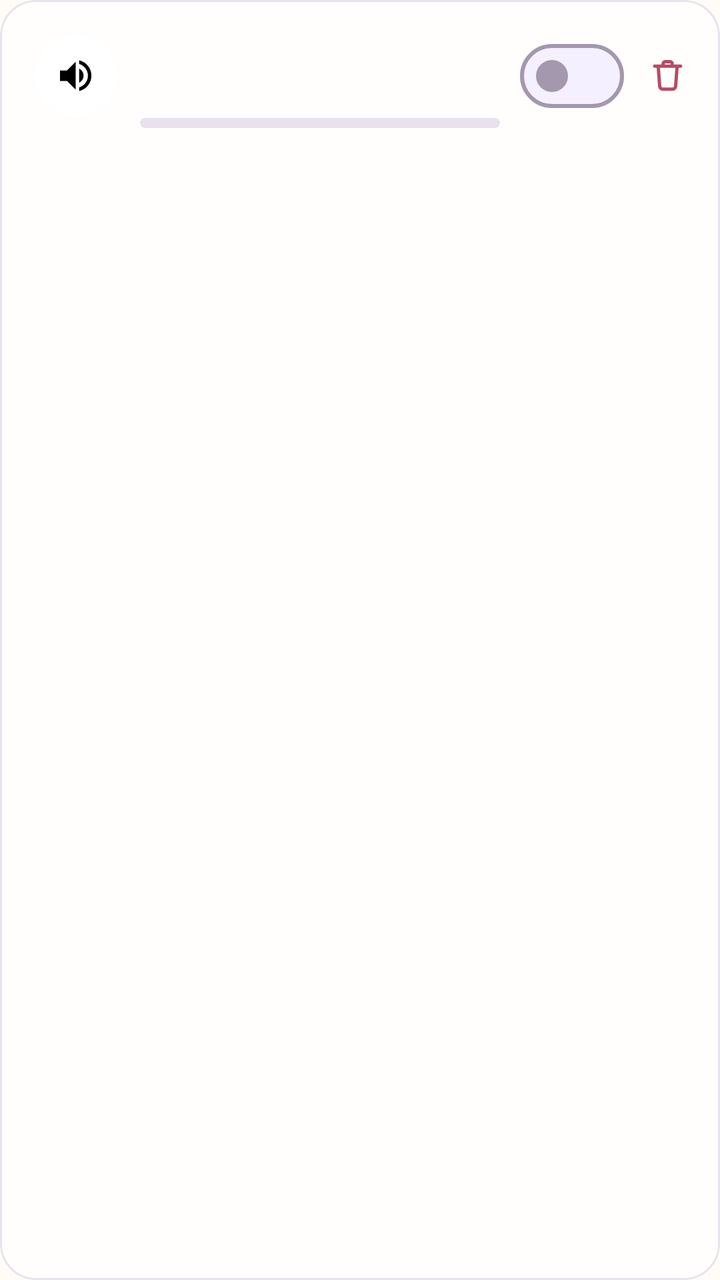
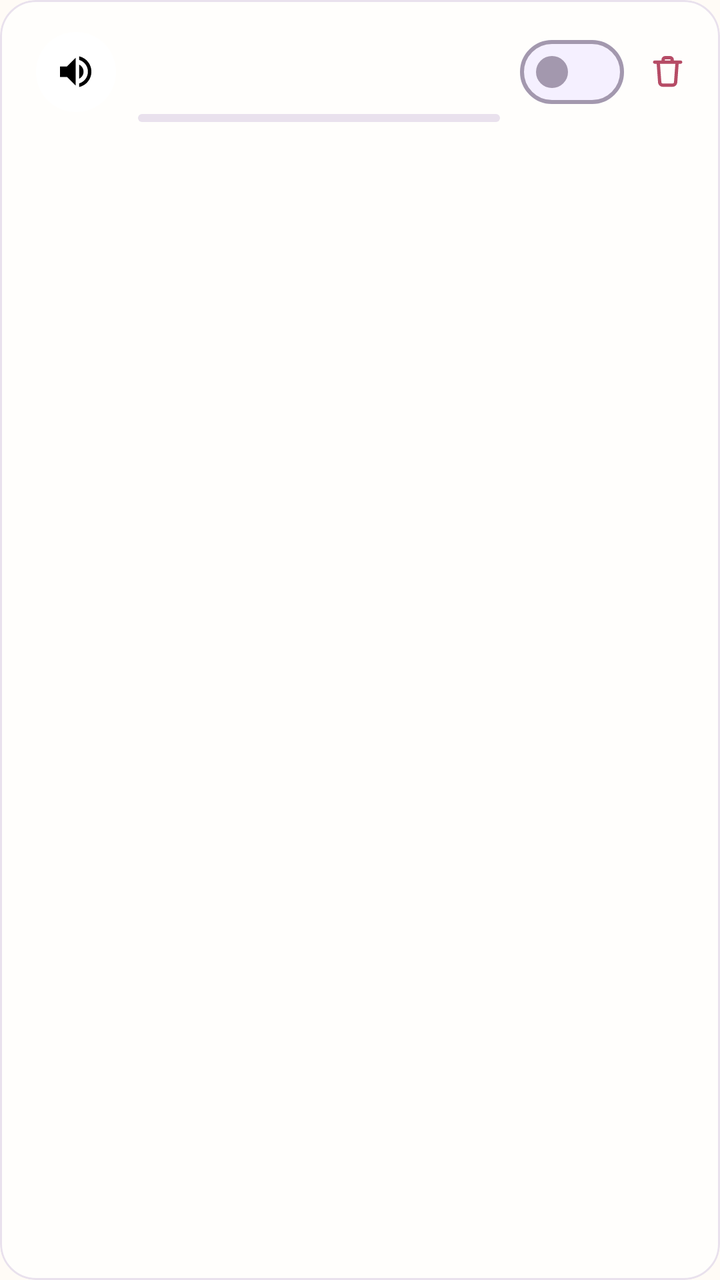

Two renders of the same Android screen: before a commit and after it. Below are the layout's source before the change and the commit's diff.
<!-- AndroidManifest.xml: application theme Theme.KidCare -->
<!-- res/layout/item_schedule.xml -->
<?xml version="1.0" encoding="utf-8"?>
<com.google.android.material.card.MaterialCardView
    xmlns:android="http://schemas.android.com/apk/res/android"
    xmlns:app="http://schemas.android.com/apk/res-auto"
    android:layout_width="match_parent"
    android:layout_height="wrap_content"
    android:layout_marginHorizontal="@dimen/edge"
    android:layout_marginVertical="@dimen/card_gap"
    app:shapeAppearance="@style/ShapeAppearance.KidCare.Medium">

    <LinearLayout
        android:layout_width="match_parent"
        android:layout_height="wrap_content"
        android:baselineAligned="false"
        android:gravity="center_vertical"
        android:orientation="horizontal"
        android:paddingStart="@dimen/card_pad"
        android:paddingEnd="4dp"
        android:paddingVertical="6dp">

        <LinearLayout
            android:id="@+id/row_body"
            android:layout_width="0dp"
            android:layout_height="wrap_content"
            android:layout_weight="1"
            android:background="?attr/selectableItemBackground"
            android:baselineAligned="false"
            android:clickable="true"
            android:focusable="true"
            android:gravity="center_vertical"
            android:minHeight="48dp"
            android:orientation="horizontal"
            android:paddingHorizontal="4dp"
            android:paddingVertical="6dp">

            
            <FrameLayout
                android:id="@+id/mode_sticker"
                android:layout_width="40dp"
                android:layout_height="40dp"
                android:layout_marginEnd="12dp"
                android:background="@drawable/bg_sticker_circle">

                <ImageView
                    android:id="@+id/mode_icon"
                    android:layout_width="21dp"
                    android:layout_height="21dp"
                    android:layout_gravity="center"
                    android:importantForAccessibility="no"
                    android:src="@drawable/ic_volume_up" />
            </FrameLayout>

            <LinearLayout
                android:layout_width="0dp"
                android:layout_height="wrap_content"
                android:layout_weight="1"
                android:orientation="vertical">

                <TextView
                    android:id="@+id/title_text"
                    android:layout_width="match_parent"
                    android:layout_height="wrap_content"
                    android:textAppearance="?attr/textAppearanceTitleMedium" />

                <TextView
                    android:id="@+id/detail_text"
                    android:layout_width="match_parent"
                    android:layout_height="wrap_content"
                    android:textAppearance="?attr/textAppearanceBodySmall"
                    android:textColor="?attr/colorOnSurfaceVariant" />

                
                <LinearLayout
                    android:id="@+id/day_ribbon"
                    android:layout_width="match_parent"
                    android:layout_height="5dp"
                    android:layout_marginTop="5dp"
                    android:background="@drawable/bg_ribbon_track"
                    android:orientation="horizontal">

                    <View
                        android:id="@+id/ribbon_head"
                        android:layout_width="0dp"
                        android:layout_height="match_parent" />

                    <View
                        android:id="@+id/ribbon_middle"
                        android:layout_width="0dp"
                        android:layout_height="match_parent" />

                    <View
                        android:id="@+id/ribbon_tail"
                        android:layout_width="0dp"
                        android:layout_height="match_parent" />
                </LinearLayout>
            </LinearLayout>
        </LinearLayout>

        <com.google.android.material.materialswitch.MaterialSwitch
            android:id="@+id/enabled_switch"
            android:layout_width="wrap_content"
            android:layout_height="wrap_content"
            android:layout_marginStart="6dp"
            android:minHeight="48dp" />

        <com.google.android.material.button.MaterialButton
            android:id="@+id/delete_button"
            style="@style/Widget.KidCare.Button.Text"
            android:layout_width="44dp"
            android:layout_height="44dp"
            android:contentDescription="@string/schedule_delete"
            android:insetLeft="0dp"
            android:insetTop="0dp"
            android:insetRight="0dp"
            android:insetBottom="0dp"
            android:minWidth="0dp"
            android:minHeight="0dp"
            android:paddingHorizontal="0dp"
            app:icon="@drawable/ic_trash"
            app:iconGravity="textStart"
            app:iconPadding="0dp"
            app:iconSize="21dp"
            app:iconTint="@color/berry_ink" />
    </LinearLayout>
</com.google.android.material.card.MaterialCardView>
<!-- resources referenced by this layout -->
<resources>
  <color name="berry_ink">#B64C66</color>
  <dimen name="card_gap">5dp</dimen>
  <dimen name="card_pad">14dp</dimen>
  <dimen name="edge">20dp</dimen>
  <!-- drawable bg_ribbon_track (drawable) -->
  <shape xmlns:android="http://schemas.android.com/apk/res/android" android:shape="rectangle">
      <solid android:color="@color/line_soft" />
      <corners android:radius="5dp" />
  </shape>
  <!-- drawable bg_sticker_circle (drawable) -->
  <shape xmlns:android="http://schemas.android.com/apk/res/android" android:shape="oval">
      <solid android:color="@android:color/white" />
  </shape>
  <string name="schedule_delete" formatted="false">Delete</string>
  <style parent="" name="ShapeAppearance.KidCare.Medium">
          <item name="cornerFamily">rounded</item>
          <item name="cornerSize">18dp</item>
      </style>
  <color name="line_soft">#E9E1ED</color>
  <color name="sky">#826DCC</color>
  <color name="on_accent">#FFFFFF</color>
  <color name="sky_soft">#EEE9FF</color>
  <color name="ink">#342D3F</color>
  <color name="apricot">#F2A05F</color>
  <color name="apricot_soft">#FFF0E2</color>
  <color name="on_apricot_soft">#5A3216</color>
  <color name="grass">#7E9D68</color>
  <color name="grass_soft">#EDF4E7</color>
  <color name="paper_card">#FFFEFC</color>
  <color name="berry_soft">#FDE8F2</color>
  <color name="on_berry_soft">#5B213C</color>
  <color name="paper">#FFFBF6</color>
  <color name="paper_fold">#F5F0FF</color>
  <color name="ink_soft">#776E84</color>
  <color name="line">#A398AE</color>
  <style parent="" name="ShapeAppearance.KidCare.ExtraSmall">
          <item name="cornerFamily">rounded</item>
          <item name="cornerSize">6dp</item>
      </style>
  <style parent="" name="ShapeAppearance.KidCare.Small">
          <item name="cornerFamily">rounded</item>
          <item name="cornerSize">12dp</item>
      </style>
  <style parent="" name="ShapeAppearance.KidCare.Large">
          <item name="cornerFamily">rounded</item>
          <item name="cornerSize">24dp</item>
      </style>
  <style parent="" name="ShapeAppearance.KidCare.ExtraLarge">
          <item name="cornerFamily">rounded</item>
          <item name="cornerSize">28dp</item>
      </style>
  <style name="TextAppearance.KidCare.TitleLarge" parent="TextAppearance.Material3.TitleLarge">
          <item name="android:textSize">21sp</item><item name="android:fontFamily">sans-serif-medium</item><item name="lineHeight">28sp</item>
      </style>
  <style name="TextAppearance.KidCare.TitleSmall" parent="TextAppearance.Material3.TitleSmall">
          <item name="android:textSize">16sp</item><item name="android:fontFamily">sans-serif-medium</item><item name="lineHeight">23sp</item>
      </style>
  <style name="TextAppearance.KidCare.BodyLarge" parent="TextAppearance.Material3.BodyLarge">
          <item name="android:textSize">17sp</item><item name="lineHeight">26sp</item>
      </style>
  <style name="TextAppearance.KidCare.BodyMedium" parent="TextAppearance.Material3.BodyMedium">
          <item name="android:textSize">15sp</item><item name="lineHeight">23sp</item>
      </style>
  <style name="TextAppearance.KidCare.BodySmall" parent="TextAppearance.Material3.BodySmall">
          <item name="android:textSize">13sp</item><item name="lineHeight">19sp</item>
      </style>
  <style name="TextAppearance.KidCare.LabelLarge" parent="TextAppearance.Material3.LabelLarge">
          <item name="android:textSize">15sp</item><item name="android:fontFamily">sans-serif-medium</item><item name="lineHeight">21sp</item>
      </style>
  <style name="TextAppearance.KidCare.LabelSmall" parent="TextAppearance.Material3.LabelSmall">
          <item name="android:textSize">12sp</item><item name="android:fontFamily">sans-serif-medium</item><item name="lineHeight">16sp</item>
      </style>
  <style parent="" name="ShapeAppearance.KidCare.Pill">
          <item name="cornerFamily">rounded</item>
          <item name="cornerSize">50%</item>
      </style>
  <!-- unchanged entries left out for length: 18 -->
</resources>

<!-- the commit's change to res/layout/item_schedule.xml (unified diff, before → after) -->
@@ -16,7 +16,7 @@
         android:orientation="horizontal"
         android:paddingStart="@dimen/card_pad"
         android:paddingEnd="4dp"
-        android:paddingVertical="6dp">
+        android:paddingVertical="5dp">
 
         <LinearLayout
             android:id="@+id/row_body"
@@ -38,7 +38,7 @@
                 android:id="@+id/mode_sticker"
                 android:layout_width="40dp"
                 android:layout_height="40dp"
-                android:layout_marginEnd="12dp"
+                android:layout_marginEnd="11dp"
                 android:background="@drawable/bg_sticker_circle">
 
                 <ImageView
@@ -73,8 +73,8 @@
                 <LinearLayout
                     android:id="@+id/day_ribbon"
                     android:layout_width="match_parent"
-                    android:layout_height="5dp"
-                    android:layout_marginTop="5dp"
+                    android:layout_height="4dp"
+                    android:layout_marginTop="4dp"
                     android:background="@drawable/bg_ribbon_track"
                     android:orientation="horizontal">
 
